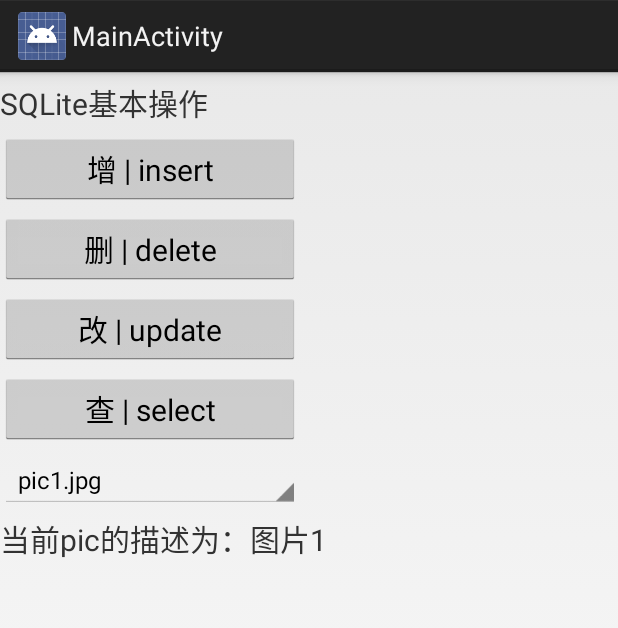
After one commit to skywalkerlry/RNRAndroidApp, an Android app: the MainActivity screen opened directly, with no data from a screen before it, on a phone screen of 412 x 824 dp. The commit adds this screen. Shown: the top 628 px of the screen. Run offline under Robolectric (Android 15) with nearby library versions, the phone set to English and light mode, and no system bars.

Commit message:
class 16

```diff
--- /dev/null
+++ b/app/src/main/java/com/example/rnrandroidapp/DbHelper.java
@@ -0,0 +1,27 @@
+package com.example.rnrandroidapp;
+/**
+ * Created by adan on 2014/10/14.
+ */
+import android.content.Context;
+import android.database.sqlite.SQLiteDatabase;
+import android.database.sqlite.SQLiteDatabase.CursorFactory;
+import android.database.sqlite.SQLiteOpenHelper;
+
+public class DbHelper extends SQLiteOpenHelper {
+
+    public DbHelper(Context context, String name, CursorFactory factory,int version) {
+        super(context, name, factory, version);
+    }
+
+    //辅助类建立时运行该方法
+    @Override
+    public void onCreate(SQLiteDatabase db) {
+        String sql = "CREATE  TABLE pic (_id INTEGER PRIMARY KEY  AUTOINCREMENT  NOT NULL , fileName VARCHAR, description VARCHAR)";
+        db.execSQL(sql);
+    }
+
+    @Override
+    public void onUpgrade(SQLiteDatabase db, int oldVersion, int newVersion) {
+    }
+
+}
--- /dev/null
+++ b/app/src/main/java/com/example/rnrandroidapp/MainActivity.java
@@ -0,0 +1,211 @@
+package com.example.rnrandroidapp;
+
+import android.app.Activity;
+import android.content.ContentValues;
+import android.database.Cursor;
+import android.database.sqlite.SQLiteDatabase;
+import android.os.Bundle;
+import android.view.View;
+import android.view.View.OnClickListener;
+import android.widget.AdapterView;
+import android.widget.AdapterView.OnItemSelectedListener;
+import android.widget.Button;
+import android.widget.SimpleCursorAdapter;
+import android.widget.Spinner;
+import android.widget.TextView;
+import android.widget.Toast;
+
+public class MainActivity extends Activity {
+
+    //SQLiteDatabase对象
+    SQLiteDatabase db;
+    //数据库名
+    public String db_name = "gallery.sqlite";
+    //表名
+    public String table_name = "pic";
+
+    //辅助类名
+    final DbHelper helper = new DbHelper(this, db_name, null, 1);
+
+    /** Called when the activity is first created. */
+    @Override
+    public void onCreate(Bundle savedInstanceState) {
+        super.onCreate(savedInstanceState);
+        setContentView(R.layout.activity_main);
+
+        //UI组件
+        Button b1 = (Button) findViewById(R.id.Button01);
+        Button b2 = (Button) findViewById(R.id.Button02);
+        Button b3 = (Button) findViewById(R.id.Button03);
+        Button b4 = (Button) findViewById(R.id.Button04);
+
+        //从辅助类获得数据库对象
+        db = helper.getWritableDatabase();
+
+        //初始化数据
+        initDatabase(db);
+        //更新下拉列表中的数据
+        updateSpinner();
+
+        //定义按钮点击监听器
+        OnClickListener ocl = new OnClickListener() {
+
+            @Override
+            public void onClick(View v) {
+
+                //ContentValues对象
+                ContentValues cv = new ContentValues();
+                switch (v.getId()) {
+
+                    //添加按钮
+                    case R.id.Button01:
+
+                        cv.put("fileName", "pic5.jpg");
+                        cv.put("description", "图片5");
+                        //添加方法
+                        long long1 = db.insert("pic", "", cv);
+                        //添加成功后返回行号，失败后返回-1
+                        if (long1 == -1) {
+                            Toast.makeText(MainActivity.this,
+                                    "ID是" + long1 + "的图片添加失败！", Toast.LENGTH_SHORT)
+                                    .show();
+                        } else {
+                            Toast.makeText(MainActivity.this,
+                                    "ID是" + long1 + "的图片添加成功！", Toast.LENGTH_SHORT)
+                                    .show();
+                        }
+                        //更新下拉列表
+                        updateSpinner();
+                        break;
+
+                    //删除描述是'图片5'的数据行
+                    case R.id.Button02:
+                        //删除方法
+                        long long2 = db.delete("pic", "description='图片5'", null);
+                        //删除失败返回0，成功则返回删除的条数
+                        Toast.makeText(MainActivity.this, "删除了" + long2 + "条记录",
+                                Toast.LENGTH_SHORT).show();
+                        //更新下拉列表
+                        updateSpinner();
+                        break;
+
+                    //更新文件名是'pic5.jpg'的数据行
+                    case R.id.Button03:
+
+                        cv.put("fileName", "pic0.jpg");
+                        cv.put("description", "图片0");
+                        //更新方法
+                        int long3 = db.update("pic", cv, "fileName='pic5.jpg'", null);
+                        //删除失败返回0，成功则返回删除的条数
+                        Toast.makeText(MainActivity.this, "更新了" + long3 + "条记录",
+                                Toast.LENGTH_SHORT).show();
+                        //更新下拉列表
+                        updateSpinner();
+                        break;
+
+                    //查询当前所有数据
+                    case R.id.Button04:
+                        Cursor c = db.query("pic", null, null, null, null,
+                                null, null);
+                        //cursor.getCount()是记录条数
+                        Toast.makeText(MainActivity.this,
+                                "当前共有" + c.getCount() + "条记录，下面一一显示：",
+                                Toast.LENGTH_SHORT).show();
+                        //循环显示
+                        for(c.moveToFirst();!c.isAfterLast();c.moveToNext()){
+                            Toast.makeText(MainActivity.this,
+                                    "第"+ c.getInt(0)  +"条数据，文件名是" + c.getString(1) + "，描述是"+c.getString(2),
+                                    Toast.LENGTH_SHORT).show();
+                        }
+                        //更新下拉列表
+                        updateSpinner();
+                        break;
+                }
+            }
+        };
+
+        //给按钮绑定监听器
+        b1.setOnClickListener(ocl);
+        b2.setOnClickListener(ocl);
+        b3.setOnClickListener(ocl);
+        b4.setOnClickListener(ocl);
+
+    }
+
+    //初始化表
+    public void initDatabase(SQLiteDatabase db) {
+        ContentValues cv = new ContentValues();
+
+        cv.put("fileName", "pic1.jpg");
+        cv.put("description", "图片1");
+        db.insert(table_name, "", cv);
+
+        cv.put("fileName", "pic2.jpg");
+        cv.put("description", "图片2");
+        db.insert(table_name, "", cv);
+
+        cv.put("fileName", "pic3.jpg");
+        cv.put("description", "图片3");
+        db.insert(table_name, "", cv);
+
+        cv.put("fileName", "pic4.jpg");
+        cv.put("description", "图片4");
+        db.insert(table_name, "", cv);
+
+    }
+
+    //更新下拉列表
+    public void updateSpinner() {
+
+        //定义UI组件
+        final TextView tv = (TextView) findViewById(R.id.TextView02);
+        Spinner s = (Spinner) findViewById(R.id.Spinner01);
+
+        //从数据库中获取数据放入游标Cursor对象
+        final Cursor cursor = db.query("pic", null, null, null, null, null,
+                null);
+
+        //创建简单游标匹配器
+        SimpleCursorAdapter adapter = new SimpleCursorAdapter(this,
+                android.R.layout.simple_spinner_item,
+                cursor,
+                new String[] {"fileName", "description" },
+                new int[] {android.R.id.text1, android.R.id.text2 }
+        );
+        adapter.setDropDownViewResource(android.R.layout.simple_spinner_dropdown_item);
+
+        //给下拉列表设置匹配器
+        s.setAdapter(adapter);
+
+        //定义子元素选择监听器
+        OnItemSelectedListener oisl = new OnItemSelectedListener() {
+
+            @Override
+            public void onItemSelected(
+                    AdapterView<?> parent,
+                    View view,
+                    int position, long id)
+            {
+                cursor.moveToPosition(position);
+                tv.setText("当前pic的描述为：" + cursor.getString(2));
+            }
+
+            @Override
+            public void onNothingSelected(AdapterView<?> parent)
+            {
+
+            }
+        };
+
+        //给下拉列表绑定子元素选择监听器
+        s.setOnItemSelectedListener(oisl);
+    }
+
+    //窗口销毁时删除表中数据
+    @Override
+    public void onDestroy() {
+        super.onDestroy();
+        db.delete(table_name, null, null);
+        updateSpinner();
+    }
+}
--- /dev/null
+++ b/app/src/main/res/layout/activity_main.xml
@@ -0,0 +1,69 @@
+<?xml version="1.0" encoding="utf-8"?>
+<LinearLayout
+    android:layout_height="fill_parent"
+    android:layout_width="fill_parent"
+    android:orientation="vertical"
+    xmlns:android="http://schemas.android.com/apk/res/android">
+    <TextView
+        android:layout_height="wrap_content"
+        android:layout_width="wrap_content"
+        android:textSize="20sp"
+        android:layout_marginTop="5dp"
+        android:id="@+id/TextView01"
+        android:text="SQLite基本操作">
+    </TextView>
+
+    <Button
+        android:layout_height="wrap_content"
+        android:layout_width="wrap_content"
+        android:textSize="20sp"
+        android:layout_marginTop="5dp"
+        android:id="@+id/Button01"
+        android:text="增 | insert"
+        android:minWidth="200dp">
+    </Button>
+
+    <Button
+        android:layout_height="wrap_content"
+        android:layout_width="wrap_content"
+        android:textSize="20sp"
+        android:layout_marginTop="5dp"
+        android:id="@+id/Button02"
+        android:text="删 | delete"
+        android:minWidth="200dp">
+    </Button>
+
+    <Button
+        android:layout_height="wrap_content"
+        android:layout_width="wrap_content"
+        android:textSize="20sp"
+        android:layout_marginTop="5dp"
+        android:id="@+id/Button03"
+        android:text="改 | update"
+        android:minWidth="200dp"></Button>
+
+    <Button
+        android:layout_height="wrap_content"
+        android:layout_width="wrap_content"
+        android:textSize="20sp"
+        android:layout_marginTop="5dp"
+        android:id="@+id/Button04"
+        android:text="查 | select"
+        android:minWidth="200dp"></Button>
+
+    <Spinner
+        android:layout_height="wrap_content"
+        android:layout_width="wrap_content"
+        android:layout_marginTop="5dp"
+        android:id="@+id/Spinner01"
+        android:minWidth="200dp">
+    </Spinner>
+
+    <TextView
+        android:layout_height="wrap_content"
+        android:layout_width="wrap_content"
+        android:textSize="20sp"
+        android:layout_marginTop="5dp"
+        android:id="@+id/TextView02">
+    </TextView>
+</LinearLayout>
--- a/app/src/main/res/menu/my.xml
+++ b/app/src/main/res/menu/main.xml
@@ -1,6 +1,6 @@
 <menu xmlns:android="http://schemas.android.com/apk/res/android"
     xmlns:tools="http://schemas.android.com/tools"
-    tools:context="com.youyifou.app.MyActivity" >
+    tools:context="com.example.rnrandroidapp.MainActivity" >
     <item android:id="@+id/action_settings"
         android:title="@string/action_settings"
         android:orderInCategory="100"
```
Also changed, not shown: app/src/main/AndroidManifest.xml (+5 -19 lines), app/src/main/java/com/youyifou/app/MusicService.java (deleted, +0 -67 lines), app/src/main/java/com/youyifou/app/MyActivity.java (deleted, +0 -106 lines), app/src/main/res/layout/activity_my.xml (deleted, +0 -47 lines), app/src/main/res/values/strings.xml (+4 -16 lines), app/src/main/res/drawable/p1.jpg (deleted), app/src/main/res/drawable/p2.jpg (deleted), app/src/main/res/drawable/p3.png (deleted), 4 other files.
